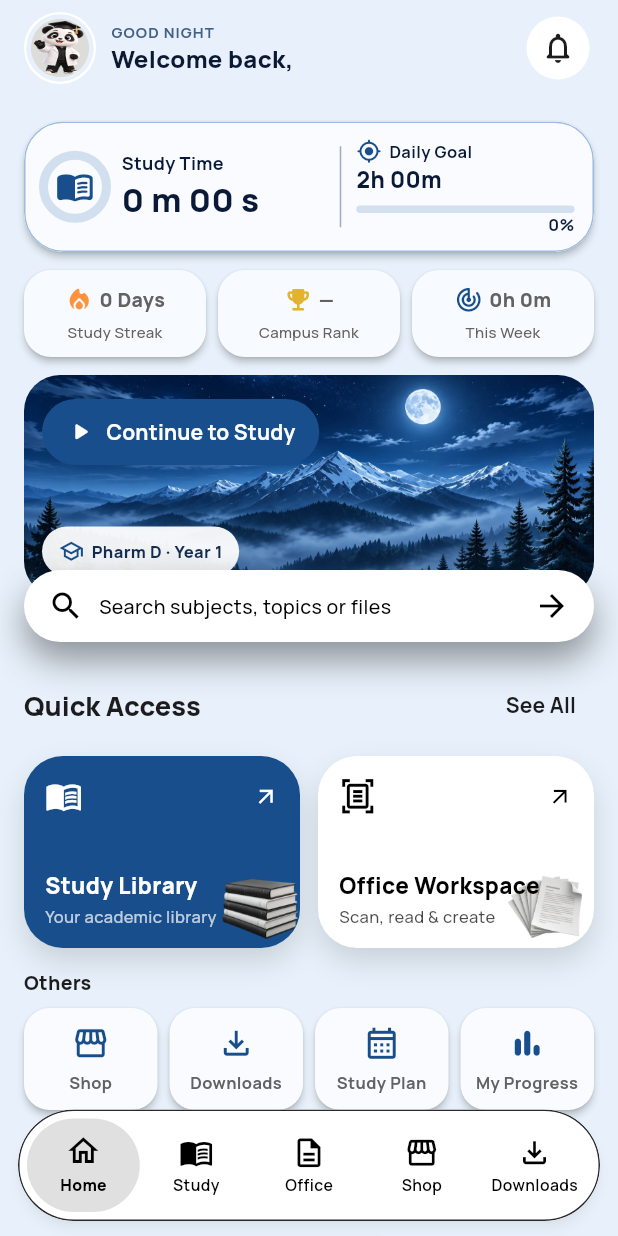
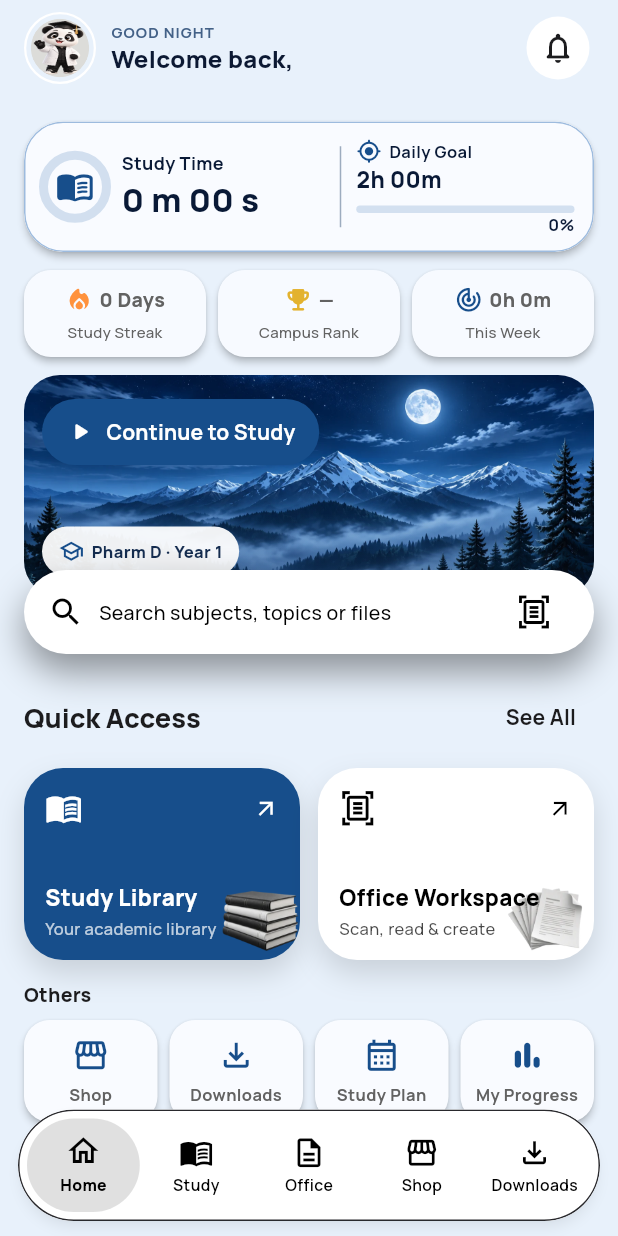
Before and after one commit to Horizon003/backup-hyzen-app, a Flutter app: the screen it shows once a user with an empty profile is signed in, on a phone screen of 412 x 824 dp. Run offline on Flutter 3.47's test engine with Material 3 defaults, Android fonts, the phone set to English and light mode, and no system bars; our stand-ins replace cloud_firestore, firebase_auth, firebase_core, flutter_local_notifications, flutter_riverpod, flutter_timezone and 9 more; missing offline and left inert: dart:js_interop, dart:ui_web, pdfrx; accounts and stored records are empty; project files that could hold a hidden picture were left out.

Commit message:
fix(review): wire rank privacy, preserve fonts and serialize reminder edits

```diff
--- a/hyzen_flutter/lib/features/home/presentation/home_screen.dart
+++ b/hyzen_flutter/lib/features/home/presentation/home_screen.dart
@@ -201,33 +201,33 @@ class HomeScreen extends ConsumerWidget {
                               ],
                             ),
                             child: Material(
-                              color: Colors.white,
+                              color: dark ? const Color(0xFF212123) : Colors.white,
                               borderRadius: BorderRadius.circular(32),
                               clipBehavior: Clip.antiAlias,
                               child: InkWell(
                                 onTap: () => context.go('/search', extra: true),
-                                child: const Padding(
-                                  padding: EdgeInsets.symmetric(
+                                child: Padding(
+                                  padding: const EdgeInsets.symmetric(
                                     horizontal: 16,
-                                    vertical: 12,
+                                    vertical: 4,
                                   ),
                                   child: Row(
                                     children: [
-                                      Icon(Icons.search, color: Colors.black),
-                                      SizedBox(width: 10),
+                                      Icon(Icons.search, color: dark ? Colors.white : Colors.black),
+                                      const SizedBox(width: 10),
                                       Expanded(
                                         child: Text(
                                           'Search subjects, topics or files',
                                           style: TextStyle(
-                                            color: Colors.black,
+                                            color: dark ? Colors.white : Colors.black,
                                             fontSize: 13,
                                           ),
                                         ),
                                       ),
-                                      Icon(
-                                        Icons.arrow_forward,
-                                        color: Colors.black,
-                                      ),
+                                      IconButton(tooltip: 'Scan a document',
+                                        onPressed: () => context.push('/create-pdf'),
+                                        icon: Icon(Icons.document_scanner_outlined,
+                                          color: dark ? Colors.white : Colors.black)),
                                     ],
                                   ),
                                 ),
--- a/hyzen_flutter/lib/features/study_progress/campus_rank_screen.dart
+++ b/hyzen_flutter/lib/features/study_progress/campus_rank_screen.dart
@@ -127,7 +127,7 @@ class _CampusRankScreenState extends ConsumerState<CampusRankScreen> {
           if (error != null) Text(error!),
         ])),
         actions: [
-          IconButton(tooltip: 'Ranking privacy', onPressed: _privacy, icon: const Icon(Icons.privacy_tip_outlined)),TextButton(onPressed: saving ? null : () => Navigator.pop(dialog), child: const Text('Cancel')),
+          TextButton(onPressed: saving ? null : () => Navigator.pop(dialog), child: const Text('Cancel')),
           FilledButton(onPressed: saving ? null : () async {
             if (alias.text.trim().isEmpty) { update(() => error='Enter an alias.'); return; }
             update(() => saving=true);
@@ -171,7 +171,7 @@ class _CampusRankScreenState extends ConsumerState<CampusRankScreen> {
         title: Column(
           children: [
             Text(
-              '🏆 Campus Rank',
+              'Campus Rank',
               style: TextStyle(
                 color: ink,
                 fontWeight: FontWeight.w900,
@@ -190,6 +190,7 @@ class _CampusRankScreenState extends ConsumerState<CampusRankScreen> {
               context.canPop() ? context.pop() : context.go('/home'),
         ),
         actions: [
+          IconButton(tooltip: 'Ranking privacy', onPressed: _privacy, icon: const Icon(Icons.privacy_tip_outlined)),
           IconButton(
             icon: Icon(Icons.info_outline_rounded, color: ink),
             onPressed: () => _showRules(context),
--- a/hyzen_flutter/lib/features/study_progress/study_goals_screen.dart
+++ b/hyzen_flutter/lib/features/study_progress/study_goals_screen.dart
@@ -127,6 +127,7 @@ class _StudyGoalsScreenState extends ConsumerState<StudyGoalsScreen> {
 
     return Theme(
       data: ThemeData.dark(useMaterial3: true).copyWith(
+        textTheme: Theme.of(context).textTheme.apply(bodyColor: Colors.white, displayColor: Colors.white),
         colorScheme: const ColorScheme.dark(primary: _sky, surface: _panel),
       ),
       child: Scaffold(
@@ -138,7 +139,7 @@ class _StudyGoalsScreenState extends ConsumerState<StudyGoalsScreen> {
           title: const Column(
             children: [
               Text(
-                '🎯 Study Goals',
+                'Study Goals',
                 style: TextStyle(fontSize: 22, fontWeight: FontWeight.w800),
               ),
               Text(
--- a/hyzen_flutter/lib/features/study_progress/study_streak_screen.dart
+++ b/hyzen_flutter/lib/features/study_progress/study_streak_screen.dart
@@ -97,7 +97,7 @@ class _StudyStreakScreenState extends ConsumerState<StudyStreakScreen> {
         title: Column(
           children: [
             Text(
-              '🔥 Study Streak',
+              'Study Streak',
               style: TextStyle(color: ink, fontWeight: FontWeight.w900),
             ),
             Text(
@@ -163,7 +163,7 @@ class _StudyStreakScreenState extends ConsumerState<StudyStreakScreen> {
                     crossAxisAlignment: CrossAxisAlignment.start,
                     children: [
                       Text(
-                        '🔥  ${p.currentStreak} Days',
+                        '${p.currentStreak} Days',
                         style: const TextStyle(
                           color: Colors.white,
                           fontWeight: FontWeight.w900,
--- a/hyzen_flutter/lib/features/study_progress/study_tracker.dart
+++ b/hyzen_flutter/lib/features/study_progress/study_tracker.dart
@@ -516,17 +516,17 @@ class StudyTracker extends ChangeNotifier with WidgetsBindingObserver {
     );
   }
 
-  void saveTask(StudyTask task) {
+  Future<void> saveTask(StudyTask task) async {
     final i = _tasks.indexWhere((t) => t.id == task.id);
     if (i < 0) {
       _tasks.insert(0, task);
     } else {
       _tasks[i] = task;
     }
-    unawaited(_scheduleDevice(task));
     _save();
     _manageTicker();
     notifyListeners();
+    await _scheduleDevice(task);
   }
 
   void addDetailedTask(
```
Also changed, not shown: hyzen_flutter/lib/features/study_progress/study_forms.dart (+8 -2 lines), hyzen_flutter/lib/features/study_progress/study_notifications.dart (+28 -2 lines), 1 other file.
